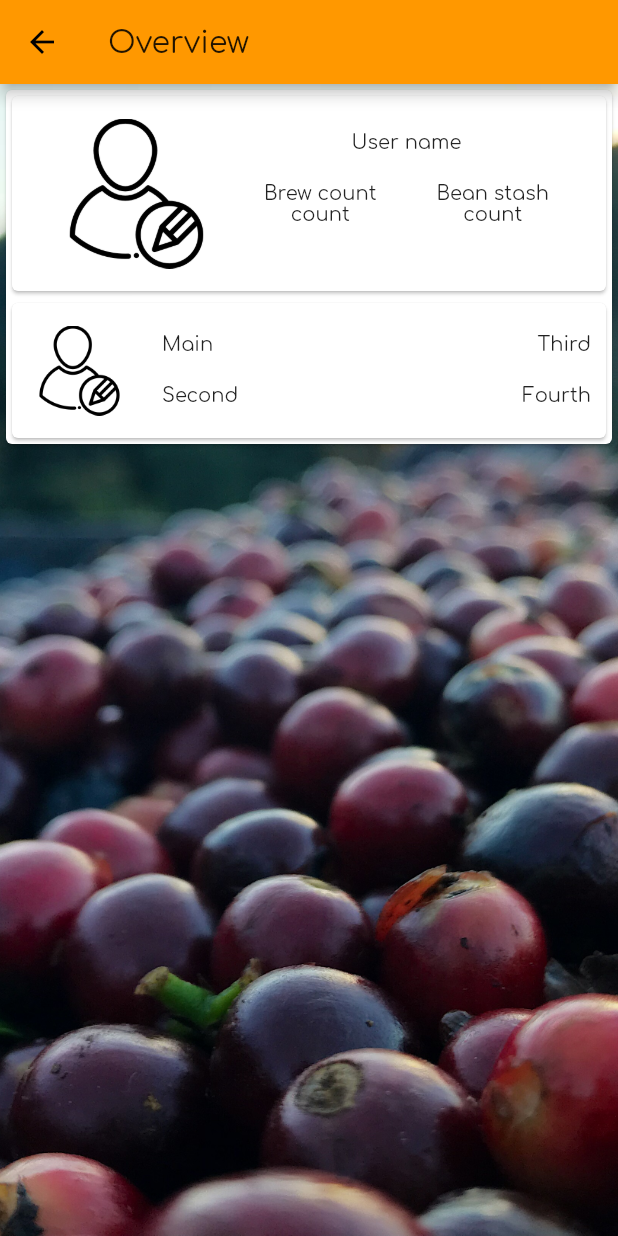
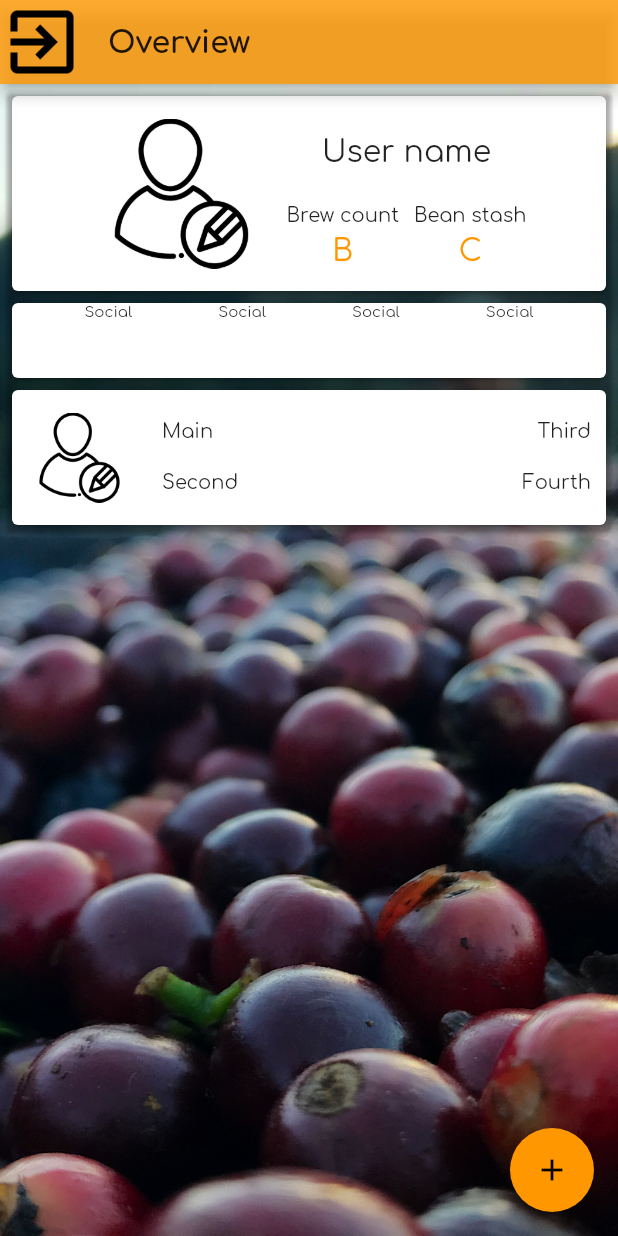
Before and after one commit to anjrew/dial-_in-_flutter_test_project, a Flutter app: the OverviewPage screen opened directly, on a phone screen of 412 x 824 dp. Run offline on Flutter 3.47's test engine with Material 2 defaults, Android fonts, the phone set to English and light mode, and no system bars.

Commit message:
Getting the main overview screen done

```diff
--- a/lib/pages/overview_page.dart
+++ b/lib/pages/overview_page.dart
@@ -1,11 +1,13 @@
+
+import 'package:flutter/cupertino.dart';
 import 'package:flutter/material.dart';
 import '../strings.dart';
 import '../custom_widgets.dart';
 import 'sign_up.dart';
+import '../appColors.dart';
 
 
-class OverviewPage extends StatelessWidget {
-
+class OverviewPage extends StatelessWidget{
 //
 /// UI Build
 ///
@@ -16,7 +18,15 @@ class OverviewPage extends StatelessWidget {
       ///
       /// App bar
       ///
-      appBar: AppBar(title: Text(StringLabels.overview,)),
+      appBar: AppBar( backgroundColor: Colors.orange.withOpacity(0.8),title: Text(StringLabels.overview, style: TextStyle( fontWeight: FontWeight.w700),), automaticallyImplyLeading: false,
+      leading: RawMaterialButton( onPressed: () => Navigator.pop(context),
+            child: Container(padding: EdgeInsets.all(20.0) ,decoration: BoxDecoration(image: DecorationImage( image: AssetImage('assets/images/logout.png'), fit: BoxFit.cover)),),), ),
+
+      ///Other buttons
+      //  actions: <Widget>[
+      //     FlatButton(onPressed:() { Navigator.pop(context);}, child:  Text(StringLabels.logOut, style: TextStyle(color: Colors.black, fontSize: 15.0),),)
+      // ],
+
 
       body:
       new Stack(
@@ -31,7 +41,7 @@ class OverviewPage extends StatelessWidget {
       /// Main body
       ///
       ListView( children: <Widget>[
-        Card(
+        Card( color: Colors.transparent,
           child: Column( children: <Widget>[
 
               ///
@@ -39,17 +49,53 @@ class OverviewPage extends StatelessWidget {
               ///
               UserCard(),
 
+              Card(child: Row(crossAxisAlignment: CrossAxisAlignment.center, mainAxisAlignment: MainAxisAlignment.spaceEvenly, children: <Widget>[
+
+                Flex(direction: Axis.horizontal ),
+                SegmentControlButton('Social'),
+                Flex(direction: Axis.horizontal ),
+                SegmentControlButton('Social'),
+                Flex(direction: Axis.horizontal ),
+                SegmentControlButton('Social'),
+                Flex(direction: Axis.horizontal ),
+                SegmentControlButton('Social'),
+                Flex(direction: Axis.horizontal )
+
+
+                // Container(width: 20.0 ,height: 20.0 ,child:RaisedButton(child:  Column(children: <Widget>[Image.asset('assets/images/user.png'),Text('Social')],),),),
+                // Container(width: 20.0 ,height: 20.0 ,child:RaisedButton(child:  Column(children: <Widget>[Image.asset('assets/images/whiteRecipe200X200.png'),Text('Recipe')],),),),
+                // Container(width: 20.0 ,height: 20.0 ,child:RaisedButton(child:  Column(children: <Widget>[Image.asset('assets/images/coffee-beanSmaller512x512.png'),Text('Coffee')],),),),
+                // Container(width: 20.0 ,height: 20.0 ,child:RaisedButton(child:  Column(children: <Widget>[Image.asset('assets/images/drop.png'),Text('Water')],),),)
+              ],),),
+              // CupertinoSegmentedControl( onValueChanged: (dynamic) => print("in here"),
+              // children: const <int, Widget>{
+
+              //     0: SegmentControlButton(StringLabels.recipe,Image.asset('assets/images/drop.png'))
+              //     // 0: Text('Social'),
+              //     // 1: Text('Recipe'),
+              //     // 2: Text('Coffee'),
+              //     // 3: Text('Water'),
+
+              //   }),
               ProfileCard()
 
           ],
           ),
         )
       ]
-      )
-      ]
-      )
-    );
-  }
+      ),
+       ]
+     ),
+
+      //  bottomNavigationBar: Material(color:Colors.black , child: BottomNavigationBar(  fixedColor: Colors.black,  iconSize: 10.0,  type: BottomNavigationBarType.shifting,
+      //    items: <BottomNavigationBarItem>[
+          //  BottomNavigationBarItem( backgroundColor: Colors.transparent, title: Text('Add'), icon: Image.asset('assets/images/addProfileButtonWithOrangeTint.png')),
+          //  BottomNavigationBarItem( backgroundColor: Colors.transparent, title: Text('Add'), icon: Image.asset('assets/images/addProfileButtonWithOrangeTint.png')),
+          //  BottomNavigationBarItem( backgroundColor: Colors.transparent, title: Text('Add'), icon: Image.asset('assets/images/addProfileButtonWithOrangeTint.png'))       ]
+      //  ))
+     floatingActionButton: FloatingActionButton(onPressed: ()=> {}, child: Icon(Icons.add),),
+      );
+    }
 }
 
 
@@ -57,7 +103,46 @@ class OverviewPage extends StatelessWidget {
 /// Page components
 ///
 
+/// Bar button
 
+
+
+///Segmented control button
+class SegmentControlButton extends StatelessWidget{
+
+  final String text;
+  // final Image image;
+
+ SegmentControlButton(this.text);
+
+@override
+  Widget build(BuildContext context) {
+    return
+
+    Container(width: 50.0 ,height: 50.0 ,child:
+    RawMaterialButton(onPressed: () =>{}, child:
+    Column(children: <Widget>[Text(text, style: TextStyle( fontSize: 10.0 ))],),),);
+
+
+              // Card(
+              //   child: Column(
+              //     children: <Widget>[
+              //             Container(
+              //                   margin: const EdgeInsets.all(5.0),
+              //                   child: image,
+              //                       height: 20.0, width: 20.0
+              //                 ),
+              //             Container(margin: EdgeInsets.all(5.0), child:Text(text) ),
+              //     ]
+              //   )
+              // );
+  }
+  }
+
+
+
+
+///Profile card
 class ProfileCard extends StatelessWidget{
 @override
   Widget build(BuildContext context) {
@@ -104,10 +189,6 @@ class ProfileCard extends StatelessWidget{
 
 
 
-
-
-
-
 class UserCard extends StatelessWidget{
 @override
   Widget build(BuildContext context) {
@@ -126,22 +207,28 @@ class UserCard extends StatelessWidget{
           ///
           /// User name text
           ///
-          Text(StringLabels.userName),
+          Container( margin: EdgeInsets.all(20.0), child:Text(StringLabels.userName,  style: TextStyle( fontSize: 20.0),)),
 
           Container( child: Row( children: <Widget>[
 
             ///
             /// Brew count
             ///
-            Container( padding: EdgeInsets.all(20.0), child:
-            Column(children: <Widget>[Text(StringLabels.brewCount), Text("count")],),
+            Container( padding: EdgeInsets.all(5.0), child:
+            /// Title
+            Column(children: <Widget>[Text(StringLabels.brewCount),
+            /// Value
+            CountLabel('B')])
             ),
 
             ///
             ///Bean stash
             ///
-            Container( padding: EdgeInsets.all(20.0), child:
-            Column(children: <Widget>[Text(StringLabels.beanStash), Text("count")],)
+            Container( padding: EdgeInsets.all(5.0), child:
+            ///Title
+            Column(children: <Widget>[Text(StringLabels.beanStash),
+            /// Value
+            CountLabel('C')])
             )
           ],),)
         ],)
@@ -150,3 +237,19 @@ class UserCard extends StatelessWidget{
     );
   }
 }
+
+
+
+class CountLabel extends StatelessWidget{
+
+  final String _text;
+
+  CountLabel(this._text);
+
+  @override
+  Widget build(BuildContext context){
+
+  return Container( margin: EdgeInsets.all(5.0),
+   child:Text(_text, style: TextStyle( color: AppColors.getColor(ColorType.primarySwatch), fontSize: 20.0),));
+  }
+}
--- a/lib/strings.dart
+++ b/lib/strings.dart
@@ -9,6 +9,7 @@ class  StringLabels {
         static const String newUser = 'New user';
         static const String brewCount = 'Brew count';
         static const String beanStash = 'Bean stash';
+        static const String logOut = 'Log out';
 
         static const String syncData = "Sync data.";
         static const String userBig = "User";
```
Also changed, not shown: pubspec.yaml (+7 -1 lines), assets/images/addProfileButtonWithOrangeTint.png (added), assets/images/aeropressSmaller512x512.png (added), assets/images/aeropressWhite30x30.png (added), assets/images/coffee-bean.png (added), assets/images/coffee-beanSmaller512x512.png (added), assets/images/copy.png (added), assets/images/data.png (added), assets/images/grinder.png (added), assets/images/logout.png (added), assets/images/whiteGrouphandle80x80@2x.png (added), assets/images/whiteRecipe200X200.png (added).
